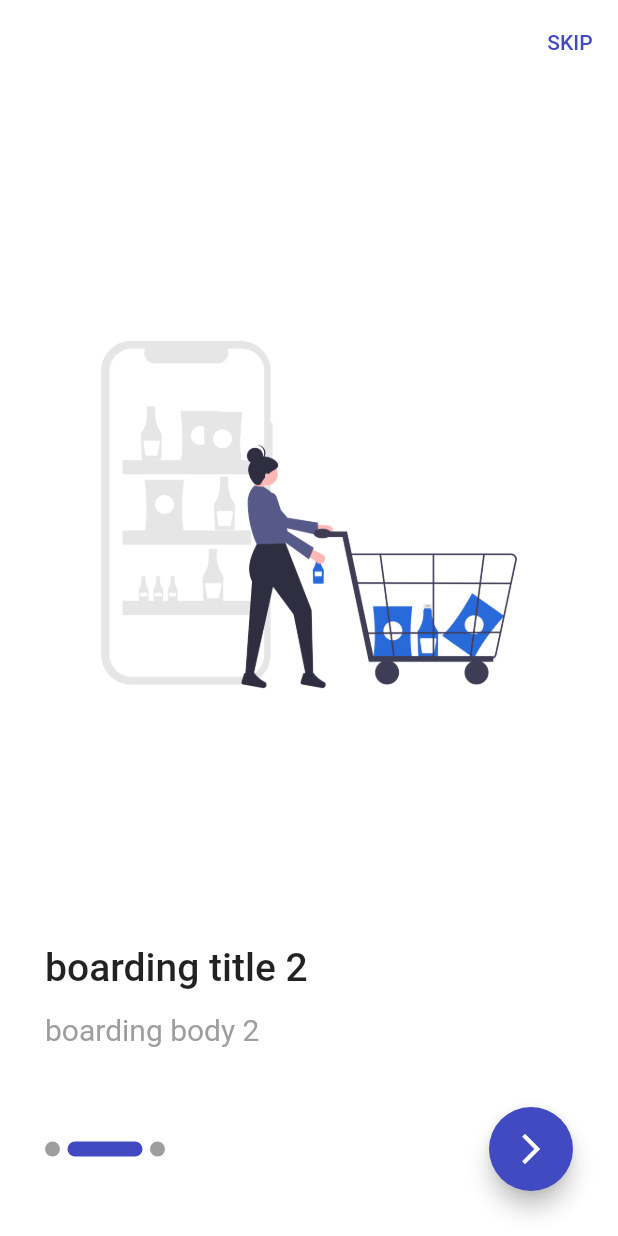
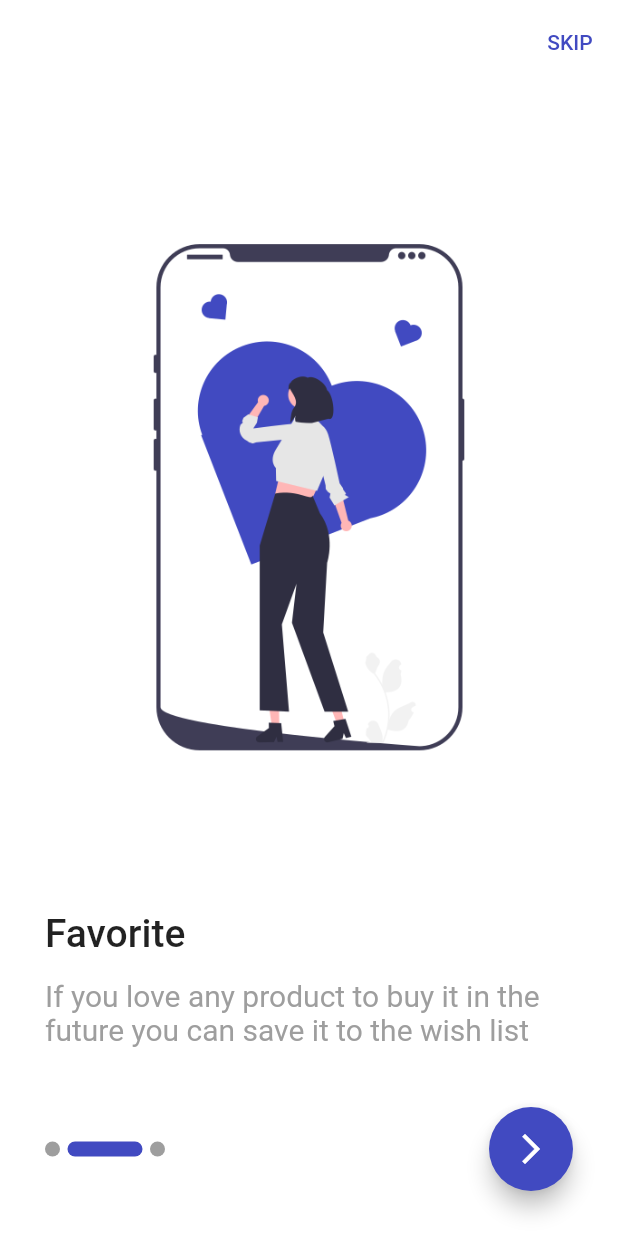
Before and after one commit to Amira-Ezz-149/shop_app, a Flutter app: the screen it shows after launch, swiped to page 2, on a phone screen of 412 x 824 dp. Run offline on Flutter 3.47's test engine with Material 2 defaults, Android fonts, the phone set to English and light mode, and no system bars; drawn by our look-alikes of smooth_page_indicator; our stand-ins replace carousel_slider, conditional_builder_null_safety, dio, flutter_bloc, fluttertoast, shared_preferences; accounts and stored records are empty.

Commit message:
edit on boarding screen

```diff
--- a/lib/modules/on_boarding/on_boarding_screen.dart
+++ b/lib/modules/on_boarding/on_boarding_screen.dart
@@ -20,13 +20,13 @@ class OnBoardingScreen extends StatelessWidget {
         title: 'Explore',
         body: 'choose the product you want through easy way using Salla app'),
     BoardingModel(
-        image: 'assets/images/on_boarding1.png',
-        title: 'boarding title 2',
-        body: 'boarding body 2'),
+        image: 'assets/images/love.png',
+        title: 'Favorite',
+        body: 'If you love any product to buy it in the future you can save it to the wish list'),
     BoardingModel(
-        image: 'assets/images/on_boarding1.png',
-        title: 'boarding title 3',
-        body: 'boarding body 3'),
+        image: 'assets/images/search.png',
+        title: 'Search',
+        body: 'You can search on any product you want'),
   ];
 
   bool? isLast = false;
--- a/lib/modules/search/search_screen.dart
+++ b/lib/modules/search/search_screen.dart
@@ -19,7 +19,9 @@ class SearchScreen extends StatelessWidget {
         builder: (context, state) {
           ShopSearchCubit cubit = ShopSearchCubit.get(context);
           return Scaffold(
-            appBar: AppBar(backgroundColor: defaultColor,),
+            appBar: AppBar(backgroundColor: defaultColor, leading: IconButton(onPressed: (){Navigator.pop(context);},
+                color: white,
+                icon: Icon(Icons.arrow_back)),),
             body: Form(
               key: formKey,
               child: Padding(
--- a/pubspec.yaml
+++ b/pubspec.yaml
@@ -75,6 +75,8 @@ flutter:
     - assets/images/
     - assets/images/on_boarding1.png
     - assets/images/login_logo.png
+    - assets/images/love.png
+    - assets/images/search.png
 
   # An image asset can refer to one or more resolution-specific "variants", see
   # https://flutter.dev/assets-and-images/#resolution-aware.
```
Also changed, not shown: assets/images/love.png (added), assets/images/search.png (added).
